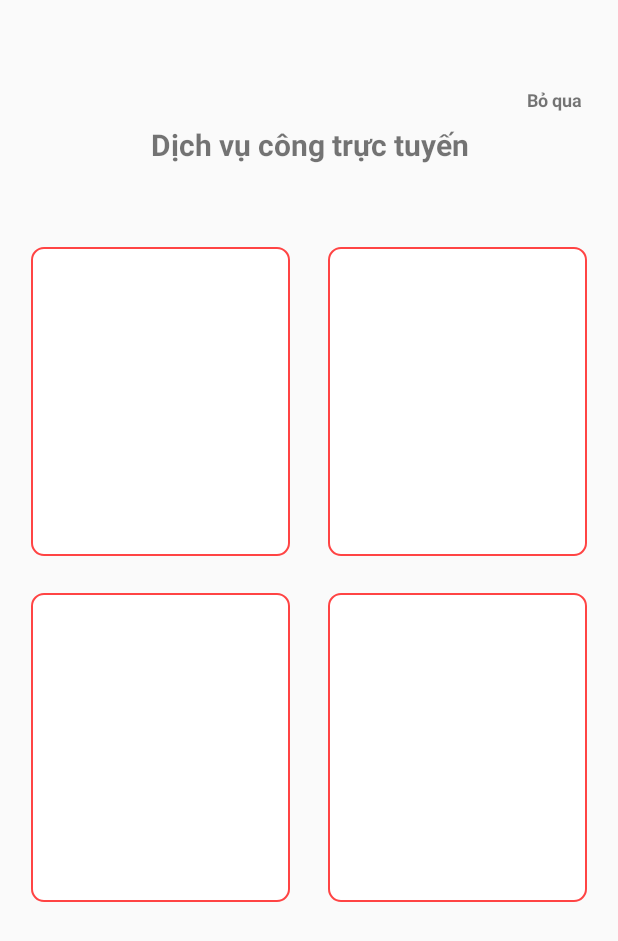
After one commit to AnhVietPham/Responsive_UI_Android, an Android app: the IntroThreeActivity screen opened directly, with no data from a screen before it, on a phone screen of 412 x 824 dp. The commit adds this screen. Shown: the top 941 px of the screen. Run offline under Robolectric (Android 15) with nearby library versions, the phone set to English and light mode, and no system bars; our stand-ins replace sdp/ssp sizes.

Commit message:
init responsive layout activity_intro_three.xml

```diff
--- a/app/src/main/AndroidManifest.xml
+++ b/app/src/main/AndroidManifest.xml
@@ -28,6 +28,12 @@
             android:screenOrientation="portrait"
             android:theme="@style/SDAppTheme.NoActionBar"
             android:windowSoftInputMode="adjustResize|stateHidden" />
+
+        <activity
+            android:name=".features.intro.IntroThreeActivity"
+            android:screenOrientation="portrait"
+            android:theme="@style/SDAppTheme.NoActionBar"
+            android:windowSoftInputMode="adjustResize|stateHidden" />
     </application>
 
 </manifest>
--- a/app/src/main/java/com/avp/responsive/MainActivity.kt
+++ b/app/src/main/java/com/avp/responsive/MainActivity.kt
@@ -4,6 +4,7 @@ import android.content.Intent
 import android.os.Bundle
 import androidx.appcompat.app.AppCompatActivity
 import com.avp.responsive.features.intro.IntroOneActivity
+import com.avp.responsive.features.intro.IntroThreeActivity
 import com.avp.responsive.features.intro.IntroTwoActivity
 import com.avp.responsive.features.travelservice.IntergalacticTravelServiceActivity
 import kotlinx.android.synthetic.main.activity_main.*
@@ -28,5 +29,9 @@ class MainActivity : AppCompatActivity() {
         btnMoveIntroTwo.setOnClickListener {
             startActivity(Intent(this, IntroTwoActivity::class.java))
         }
+
+        btnMoveIntroThree.setOnClickListener {
+            startActivity(Intent(this, IntroThreeActivity::class.java))
+        }
     }
 }
--- /dev/null
+++ b/app/src/main/java/com/avp/responsive/features/intro/IntroThreeActivity.kt
@@ -0,0 +1,12 @@
+package com.avp.responsive.features.intro
+
+import android.os.Bundle
+import androidx.appcompat.app.AppCompatActivity
+import com.avp.responsive.R
+
+class IntroThreeActivity : AppCompatActivity(){
+    override fun onCreate(savedInstanceState: Bundle?) {
+        super.onCreate(savedInstanceState)
+        setContentView(R.layout.activity_intro_three)
+    }
+}
--- /dev/null
+++ b/app/src/main/res/layout/activity_intro_three.xml
@@ -0,0 +1,153 @@
+<?xml version="1.0" encoding="utf-8"?>
+<androidx.constraintlayout.widget.ConstraintLayout xmlns:android="http://schemas.android.com/apk/res/android"
+    xmlns:app="http://schemas.android.com/apk/res-auto"
+    android:orientation="vertical"
+    android:layout_width="match_parent"
+    android:layout_height="match_parent">
+
+    <androidx.constraintlayout.widget.Guideline
+        android:id="@+id/guideLineHorizontal1"
+        android:layout_width="wrap_content"
+        android:layout_height="wrap_content"
+        android:orientation="horizontal"
+        app:layout_constraintGuide_percent="0.1" />
+
+    <androidx.constraintlayout.widget.Guideline
+        android:id="@+id/guideLineHorizontal12"
+        android:layout_width="wrap_content"
+        android:layout_height="wrap_content"
+        android:orientation="horizontal"
+        app:layout_constraintGuide_percent="0.1" />
+
+    <androidx.constraintlayout.widget.Guideline
+        android:id="@+id/guideLineHorizontal13"
+        android:layout_width="wrap_content"
+        android:layout_height="wrap_content"
+        android:orientation="horizontal"
+        app:layout_constraintGuide_percent="0.2" />
+
+    <androidx.constraintlayout.widget.Guideline
+        android:id="@+id/guideLineHorizontal14"
+        android:layout_width="wrap_content"
+        android:layout_height="wrap_content"
+        android:orientation="horizontal"
+        app:layout_constraintGuide_percent="0.45" />
+
+    <androidx.constraintlayout.widget.Guideline
+        android:id="@+id/guideLineHorizontal15"
+        android:layout_width="wrap_content"
+        android:layout_height="wrap_content"
+        android:orientation="horizontal"
+        app:layout_constraintGuide_percent="0.48" />
+
+    <androidx.constraintlayout.widget.Guideline
+        android:id="@+id/guideLineHorizontal16"
+        android:layout_width="wrap_content"
+        android:layout_height="wrap_content"
+        android:orientation="horizontal"
+        app:layout_constraintGuide_percent="0.73" />
+
+    <androidx.constraintlayout.widget.Guideline
+        android:id="@+id/guideLineVertical11"
+        android:layout_width="wrap_content"
+        android:layout_height="wrap_content"
+        android:orientation="vertical"
+        app:layout_constraintGuide_percent="0.05" />
+
+    <androidx.constraintlayout.widget.Guideline
+        android:id="@+id/guideLineVertical12"
+        android:layout_width="wrap_content"
+        android:layout_height="wrap_content"
+        android:orientation="vertical"
+        app:layout_constraintGuide_percent="0.47" />
+
+    <androidx.constraintlayout.widget.Guideline
+        android:id="@+id/guideLineVertical13"
+        android:layout_width="wrap_content"
+        android:layout_height="wrap_content"
+        android:orientation="vertical"
+        app:layout_constraintGuide_percent="0.53" />
+
+    <androidx.constraintlayout.widget.Guideline
+        android:id="@+id/guideLineVertical14"
+        android:layout_width="wrap_content"
+        android:layout_height="wrap_content"
+        android:orientation="vertical"
+        app:layout_constraintGuide_percent="0.95" />
+
+    <androidx.appcompat.widget.AppCompatTextView
+        android:id="@+id/tvSkipPageFour"
+        android:layout_width="wrap_content"
+        android:layout_height="wrap_content"
+        android:layout_marginEnd="@dimen/sd_default_margin_xx"
+        android:layout_marginRight="@dimen/sd_default_margin_xx"
+        android:padding="@dimen/sd_default_margin_x"
+        android:text="Bỏ qua"
+        android:textSize="@dimen/sd_default_font_12sp"
+        android:textStyle="bold"
+        app:layout_constraintEnd_toEndOf="parent"
+        app:layout_constraintBottom_toTopOf="@+id/guideLineHorizontal1"
+        />
+
+    <androidx.appcompat.widget.AppCompatTextView
+        android:id="@+id/tvTitle"
+        android:layout_width="0dp"
+        android:layout_height="wrap_content"
+        android:layout_marginLeft="@dimen/sd_default_margin_xx"
+        android:layout_marginRight="@dimen/sd_default_margin_xx"
+        android:gravity="center"
+        android:text="Dịch vụ công trực tuyến"
+        android:textSize="@dimen/sd_default_font_h3"
+        android:textStyle="bold"
+        app:layout_constraintEnd_toEndOf="parent"
+        app:layout_constraintStart_toStartOf="parent"
+        app:layout_constraintTop_toBottomOf="@+id/guideLineHorizontal12" />
+
+    <androidx.constraintlayout.widget.ConstraintLayout
+        android:layout_width="0dp"
+        android:layout_height="0dp"
+        android:background="@drawable/bg_rectangle_intro"
+        app:layout_constraintTop_toBottomOf="@+id/guideLineHorizontal13"
+        app:layout_constraintBottom_toTopOf="@+id/guideLineHorizontal14"
+        app:layout_constraintStart_toEndOf="@+id/guideLineVertical11"
+        app:layout_constraintEnd_toStartOf="@+id/guideLineVertical12"
+        >
+
+    </androidx.constraintlayout.widget.ConstraintLayout>
+
+    <androidx.constraintlayout.widget.ConstraintLayout
+        android:layout_width="0dp"
+        android:layout_height="0dp"
+        android:background="@drawable/bg_rectangle_intro"
+        app:layout_constraintBottom_toTopOf="@+id/guideLineHorizontal14"
+        app:layout_constraintTop_toBottomOf="@+id/guideLineHorizontal13"
+        app:layout_constraintStart_toEndOf="@+id/guideLineVertical13"
+        app:layout_constraintEnd_toStartOf="@+id/guideLineVertical14"
+        >
+
+    </androidx.constraintlayout.widget.ConstraintLayout>
+
+    <androidx.constraintlayout.widget.ConstraintLayout
+        android:layout_width="0dp"
+        android:layout_height="0dp"
+        android:background="@drawable/bg_rectangle_intro"
+        app:layout_constraintTop_toBottomOf="@+id/guideLineHorizontal15"
+        app:layout_constraintBottom_toTopOf="@+id/guideLineHorizontal16"
+        app:layout_constraintStart_toEndOf="@+id/guideLineVertical11"
+        app:layout_constraintEnd_toStartOf="@+id/guideLineVertical12"
+        >
+
+    </androidx.constraintlayout.widget.ConstraintLayout>
+
+    <androidx.constraintlayout.widget.ConstraintLayout
+        android:layout_width="0dp"
+        android:layout_height="0dp"
+        android:background="@drawable/bg_rectangle_intro"
+        app:layout_constraintTop_toBottomOf="@+id/guideLineHorizontal15"
+        app:layout_constraintBottom_toTopOf="@+id/guideLineHorizontal16"
+        app:layout_constraintStart_toEndOf="@+id/guideLineVertical13"
+        app:layout_constraintEnd_toStartOf="@+id/guideLineVertical14"
+        >
+
+    </androidx.constraintlayout.widget.ConstraintLayout>
+</androidx.constraintlayout.widget.ConstraintLayout>
--- a/app/src/main/res/layout/activity_main.xml
+++ b/app/src/main/res/layout/activity_main.xml
@@ -40,5 +40,16 @@
         app:layout_constraintEnd_toEndOf="parent"
         />
 
+    <androidx.appcompat.widget.AppCompatButton
+        android:id="@+id/btnMoveIntroThree"
+        android:layout_width="wrap_content"
+        android:layout_height="wrap_content"
+        android:text="@string/activity_three"
+        app:layout_constraintTop_toBottomOf="@+id/btnMoveIntroTwo"
+        app:layout_constraintBottom_toBottomOf="parent"
+        app:layout_constraintStart_toStartOf="parent"
+        app:layout_constraintEnd_toEndOf="parent"
+        />
+
 
 </androidx.constraintlayout.widget.ConstraintLayout>
--- a/app/src/main/res/values/strings.xml
+++ b/app/src/main/res/values/strings.xml
@@ -13,6 +13,7 @@
     <string name="activity_dimension">Move to DimensionActivity</string>
     <string name="activity_one">Intro One</string>
     <string name="activity_two">Intro Two</string>
+    <string name="activity_three">Intro Three</string>
 
     <string name="warehouse">Large</string>
     <string name="hospital">Nhan Dan 115</string>
```
Also changed, not shown: app/src/main/res/drawable/bg_rectangle_intro.xml (renamed from app/src/main/res/drawable-xxhdpi/bg_rectangle_intro.xml).
